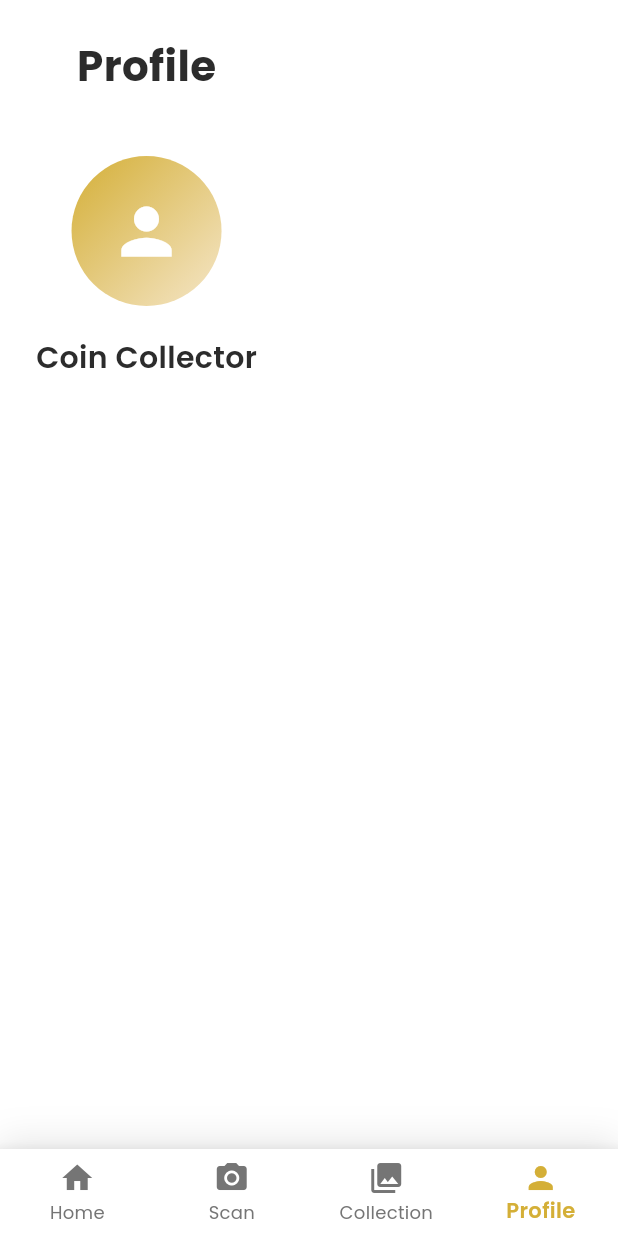
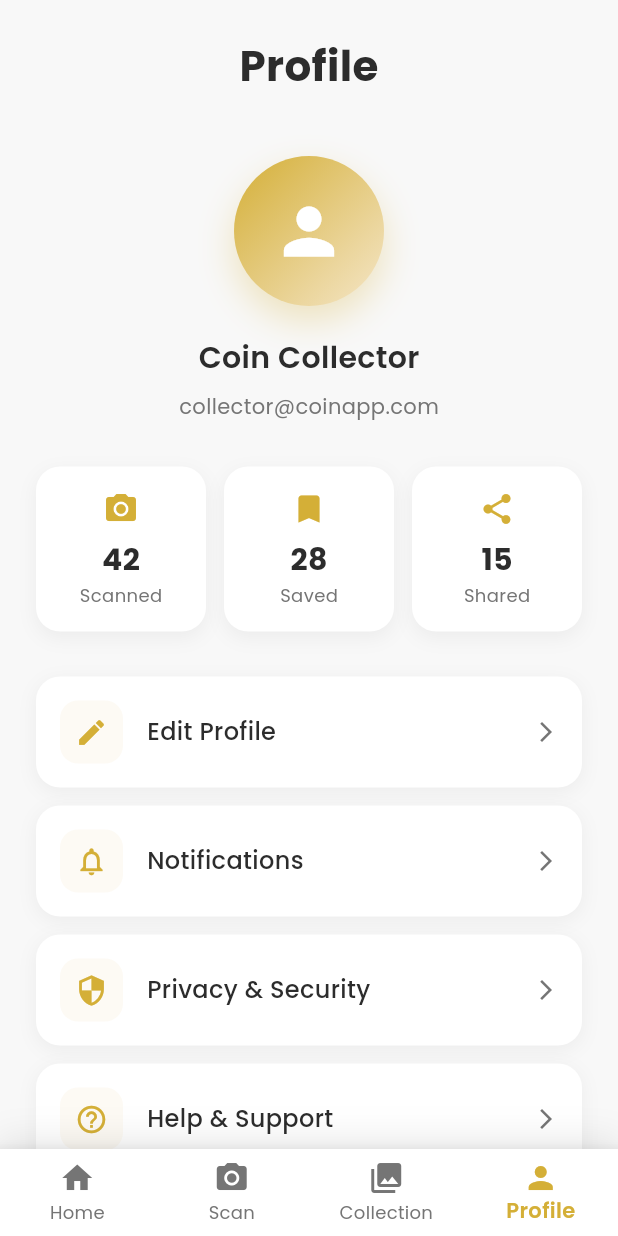
Before and after one commit to ShrutiBaviskar0808/Coin_Identifier, a Flutter app: the screen it shows after launch, item 4 of the bottom bar chosen, on a phone screen of 412 x 824 dp. Run offline on Flutter 3.47's test engine with Material 3 defaults, Android fonts, the phone set to English and light mode, and no system bars; our stand-ins replace camera, google_fonts, image_picker, permission_handler; network calls fail.

Commit message:
Enhance profile screen with stats and menu items

```diff
--- a/lib/screens/profile_screen.dart
+++ b/lib/screens/profile_screen.dart
@@ -8,7 +8,9 @@
   @override
   Widget build(BuildContext context) {
     return Scaffold(
+      backgroundColor: AppColors.background,
       body: SafeArea(
+        child: SingleChildScrollView(
           child: Padding(
             padding: const EdgeInsets.all(24.0),
             child: Column(
@@ -28,6 +30,13 @@
                   decoration: BoxDecoration(
                     shape: BoxShape.circle,
                     gradient: AppColors.goldGradient,
+                    boxShadow: [
+                      BoxShadow(
+                        color: AppColors.gold.withValues(alpha: 0.3),
+                        blurRadius: 20,
+                        offset: const Offset(0, 10),
+                      ),
+                    ],
                   ),
                   child: const Icon(Icons.person, size: 50, color: Colors.white),
                 ),
@@ -40,6 +49,125 @@
                     color: AppColors.textDark,
                   ),
                 ),
+                const SizedBox(height: 8),
+                Text(
+                  'collector@coinapp.com',
+                  style: GoogleFonts.poppins(
+                    fontSize: 14,
+                    color: AppColors.textGray,
+                  ),
+                ),
+                const SizedBox(height: 30),
+                _buildStatsRow(),
+                const SizedBox(height: 30),
+                _buildMenuItem(Icons.edit, 'Edit Profile', () {}),
+                _buildMenuItem(Icons.notifications_outlined, 'Notifications', () {}),
+                _buildMenuItem(Icons.security, 'Privacy & Security', () {}),
+                _buildMenuItem(Icons.help_outline, 'Help & Support', () {}),
+                _buildMenuItem(Icons.info_outline, 'About', () {}),
+                _buildMenuItem(Icons.logout, 'Logout', () {}, isLogout: true),
+              ],
+            ),
+          ),
+        ),
+      ),
+    );
+  }
+
+  Widget _buildStatsRow() {
+    return Row(
+      children: [
+        Expanded(child: _buildStatCard('42', 'Scanned', Icons.camera_alt)),
+        const SizedBox(width: 12),
+        Expanded(child: _buildStatCard('28', 'Saved', Icons.bookmark)),
+        const SizedBox(width: 12),
+        Expanded(child: _buildStatCard('15', 'Shared', Icons.share)),
+      ],
+    );
+  }
+
+  Widget _buildStatCard(String value, String label, IconData icon) {
+    return Container(
+      padding: const EdgeInsets.all(16),
+      decoration: BoxDecoration(
+        color: Colors.white,
+        borderRadius: BorderRadius.circular(16),
+        boxShadow: [
+          BoxShadow(
+            color: Colors.black.withValues(alpha: 0.05),
+            blurRadius: 10,
+            offset: const Offset(0, 4),
+          ),
+        ],
+      ),
+      child: Column(
+        children: [
+          Icon(icon, color: AppColors.gold, size: 24),
+          const SizedBox(height: 8),
+          Text(
+            value,
+            style: GoogleFonts.poppins(
+              fontSize: 20,
+              fontWeight: FontWeight.bold,
+              color: AppColors.textDark,
+            ),
+          ),
+          Text(
+            label,
+            style: GoogleFonts.poppins(
+              fontSize: 12,
+              color: AppColors.textGray,
+            ),
+          ),
+        ],
+      ),
+    );
+  }
+
+  Widget _buildMenuItem(IconData icon, String title, VoidCallback onTap, {bool isLogout = false}) {
+    return Container(
+      margin: const EdgeInsets.only(bottom: 12),
+      child: InkWell(
+        onTap: onTap,
+        child: Container(
+          padding: const EdgeInsets.all(16),
+          decoration: BoxDecoration(
+            color: Colors.white,
+            borderRadius: BorderRadius.circular(16),
+            boxShadow: [
+              BoxShadow(
+                color: Colors.black.withValues(alpha: 0.05),
+                blurRadius: 10,
+                offset: const Offset(0, 3),
+              ),
+            ],
+          ),
+          child: Row(
+            children: [
+              Container(
+                padding: const EdgeInsets.all(10),
+                decoration: BoxDecoration(
+                  color: (isLogout ? Colors.red : AppColors.lightGold).withValues(alpha: 0.2),
+                  borderRadius: BorderRadius.circular(12),
+                ),
+                child: Icon(icon, color: isLogout ? Colors.red : AppColors.gold, size: 22),
+              ),
+              const SizedBox(width: 16),
+              Expanded(
+                child: Text(
+                  title,
+                  style: GoogleFonts.poppins(
+                    fontSize: 16,
+                    fontWeight: FontWeight.w500,
+                    color: isLogout ? Colors.red : AppColors.textDark,
+                  ),
+                ),
+              ),
+              Icon(
+                Icons.arrow_forward_ios,
+                size: 16,
+                color: isLogout ? Colors.red : AppColors.textGray,
+              ),
             ],
           ),
         ),
```
Lines whose indentation alone changed are shown as unchanged.
